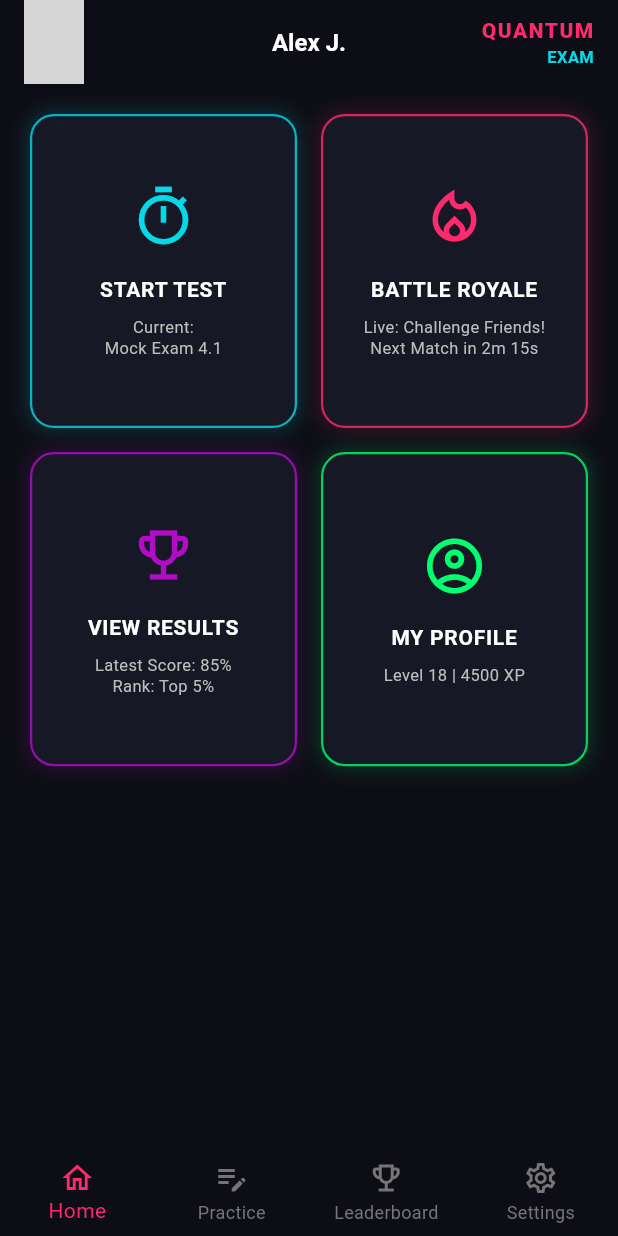
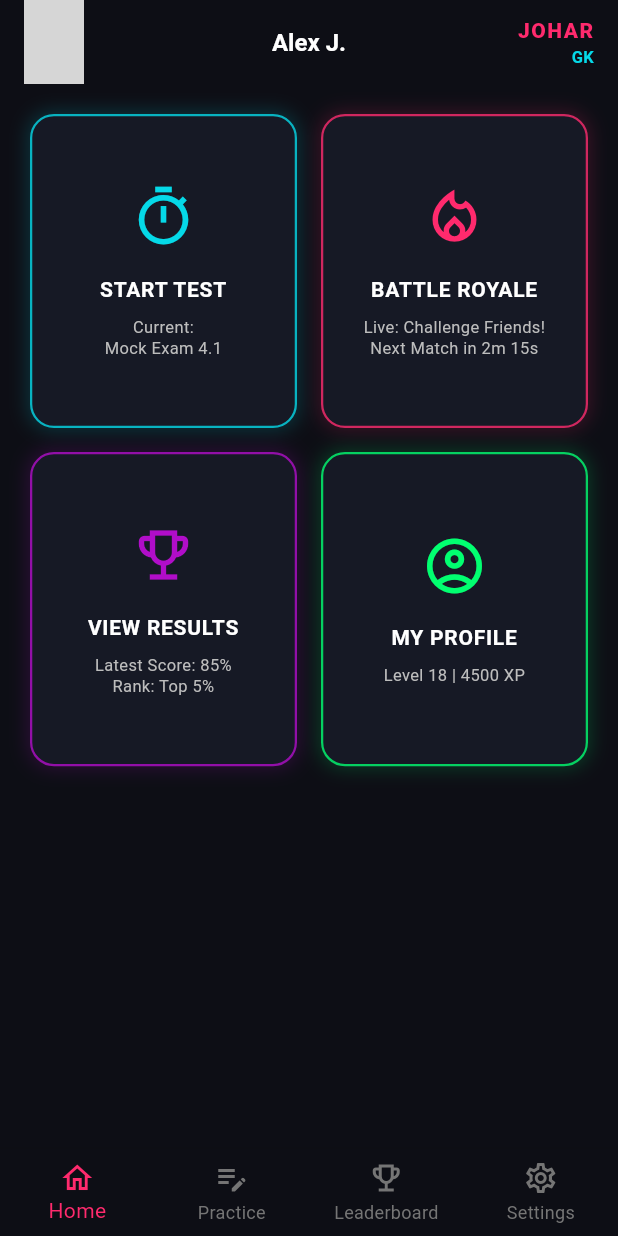
Before and after one commit to shailenxo/johar-gk, a Flutter app: the screen it shows after launch, after a tap on "Log In", on a phone screen of 412 x 824 dp. Run offline on Flutter 3.47's test engine with Material 3 defaults, Android fonts, the phone set to English and light mode, and no system bars; network calls fail; grey boxes are pictures that could not be loaded.

Commit message:
Removed stray hot-reload character and successfully finalized Johar GK neon design theme integration

```diff
--- a/lib/screens/home/home_screen.dart
+++ b/lib/screens/home/home_screen.dart
@@ -14,7 +14,7 @@ class _HomeScreenState extends State<HomeScreen> {
   @override
   Widget build(BuildContext context) {
     return Scaffold(
-      backgroundColor: const Color(0xFF0D0E15), // Deep Cyber Dark Space
+      backgroundColor: const Color(0xFF0D0E15),
       appBar: AppBar(
         backgroundColor: const Color(0xFF0D0E15),
         elevation: 0,
@@ -46,18 +46,18 @@ class _HomeScreenState extends State<HomeScreen> {
               mainAxisAlignment: MainAxisAlignment.center,
               crossAxisAlignment: CrossAxisAlignment.end,
               children: [
+                // FIXED: Updated top right header tracking texts
                 Text(
-                  'QUANTUM',
+                  'JOHAR',
                   style: TextStyle(
                     color: Color(0xFFFF2A6D),
-                    fontWeight:
-                        FontWeight.w900, //  Changed from .black to .w900
+                    fontWeight: FontWeight.w900,
                     fontSize: 14,
                     letterSpacing: 1,
                   ),
                 ),
                 Text(
-                  'EXAM',
+                  'GK',
                   style: TextStyle(
                     color: Color(0xFF05D9E8),
                     fontWeight: FontWeight.bold,
@@ -111,7 +111,6 @@ class _HomeScreenState extends State<HomeScreen> {
     );
   }
 
-  // 🎛️ THE GLOWING CYBER-NEON GRID
   Widget _buildNeonGridDashboard() {
     return Padding(
       padding: const EdgeInsets.all(20.0),
@@ -119,13 +118,13 @@ class _HomeScreenState extends State<HomeScreen> {
         crossAxisCount: 2,
         crossAxisSpacing: 16,
         mainAxisSpacing: 16,
-        childAspectRatio: 0.85, // Matches the screenshot aspect ratio
+        childAspectRatio: 0.85,
         children: [
           _buildQuantumCard(
             title: 'START TEST',
             subtitle: 'Current:\nMock Exam 4.1',
             icon: Icons.timer_outlined,
-            glowColor: const Color(0xFF05D9E8), // Cyan Blue Glow
+            glowColor: const Color(0xFF05D9E8),
             onTap: () {
               Navigator.push(
                 context,
@@ -136,22 +135,22 @@ class _HomeScreenState extends State<HomeScreen> {
           _buildQuantumCard(
             title: 'BATTLE ROYALE',
             subtitle: 'Live: Challenge Friends!\nNext Match in 2m 15s',
-            icon: Icons.local_fire_department_outlined, // Neon Red Swords proxy
-            glowColor: const Color(0xFFFF2A6D), // Cyber Red Glow
+            icon: Icons.local_fire_department_outlined,
+            glowColor: const Color(0xFFFF2A6D),
             onTap: () {},
           ),
           _buildQuantumCard(
             title: 'VIEW RESULTS',
             subtitle: 'Latest Score: 85%\nRank: Top 5%',
             icon: Icons.emoji_events_outlined,
-            glowColor: const Color(0xFFB10DC9), // High-volt Magenta
+            glowColor: const Color(0xFFB10DC9),
             onTap: () {},
           ),
           _buildQuantumCard(
             title: 'MY PROFILE',
             subtitle: 'Level 18 | 4500 XP',
             icon: Icons.account_circle_outlined,
-            glowColor: const Color(0xFF01FF70), // Toxic Green Glow
+            glowColor: const Color(0xFF01FF70),
             onTap: () {},
           ),
         ],
@@ -159,7 +158,6 @@ class _HomeScreenState extends State<HomeScreen> {
     );
   }
 
-  // Helper widget builder for generating glowing tiles without const conflicts
   Widget _buildQuantumCard({
     required String title,
     required String subtitle,
@@ -175,7 +173,6 @@ class _HomeScreenState extends State<HomeScreen> {
         decoration: BoxDecoration(
           color: const Color(0xFF161925),
           borderRadius: BorderRadius.circular(16),
-          // FIXED: Used modern withValues instead of deprecated withOpacity
           border: Border.all(
             color: glowColor.withValues(alpha: 0.8),
             width: 1.5,
--- a/lib/screens/home/login_screen.dart
+++ b/lib/screens/home/login_screen.dart
@@ -47,7 +47,6 @@ class _LoginScreenState extends State<LoginScreen> {
                     ),
                     boxShadow: [
                       BoxShadow(
-                        // FIXED: Used withValues instead of deprecated withOpacity
                         color: const Color(0xFF00E5FF).withValues(alpha: 0.3),
                         blurRadius: 15,
                         spreadRadius: 2,
@@ -62,8 +61,9 @@ class _LoginScreenState extends State<LoginScreen> {
                 ),
                 const SizedBox(height: 16),
 
+                // FIXED: Changed to JOHAR GK branding
                 const Text(
-                  'QUANTUM',
+                  'JOHAR',
                   style: TextStyle(
                     color: Color(0xFFFF2A6D),
                     fontSize: 28,
@@ -72,7 +72,7 @@ class _LoginScreenState extends State<LoginScreen> {
                   ),
                 ),
                 const Text(
-                  'EXAM',
+                  'GK',
                   style: TextStyle(
                     color: Color(0xFF05D9E8),
                     fontSize: 20,
@@ -171,7 +171,6 @@ class _LoginScreenState extends State<LoginScreen> {
                     borderRadius: BorderRadius.circular(27),
                     boxShadow: [
                       BoxShadow(
-                        // FIXED: Used withValues instead of deprecated withOpacity
                         color: const Color(0xFFFF2A6D).withValues(alpha: 0.4),
                         blurRadius: 12,
                         offset: const Offset(0, 4),
```
